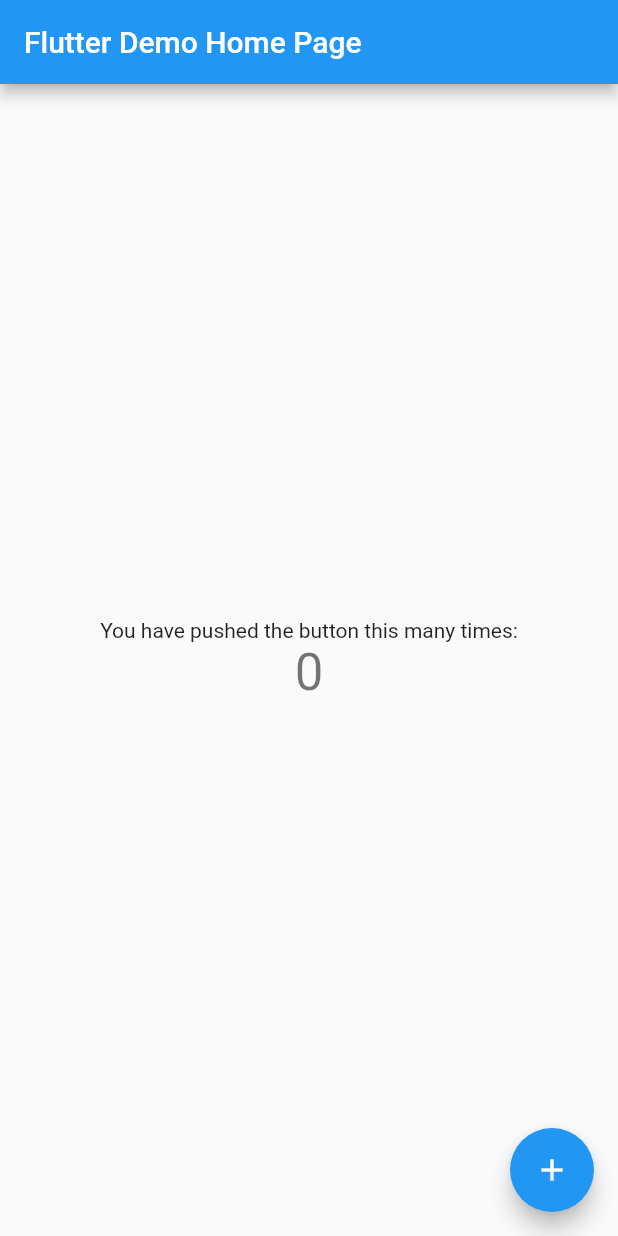
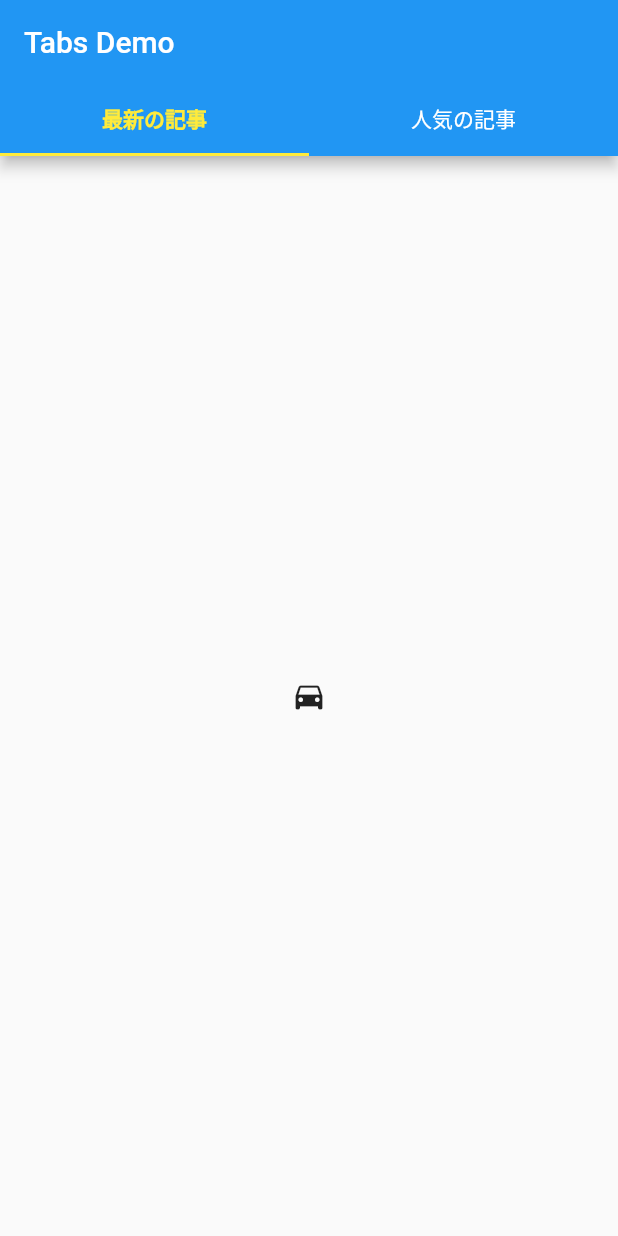
Before and after one commit to misaki-kawaguchi/flutter_playground, a Flutter app: the screen it shows after launch, on a phone screen of 412 x 824 dp. Run offline on Flutter 3.47's test engine with Material 2 defaults, Android fonts, the phone set to English and light mode, and no system bars.

Commit message:
tabbarを作成

```diff
--- a/tabbar/lib/main.dart
+++ b/tabbar/lib/main.dart
@@ -1,4 +1,5 @@
 import 'package:flutter/material.dart';
+import 'package:tabbar/pages/home.dart';
 
 void main() {
   runApp(const MyApp());
@@ -7,109 +8,14 @@ void main() {
 class MyApp extends StatelessWidget {
   const MyApp({Key? key}) : super(key: key);
 
-  // This widget is the root of your application.
   @override
   Widget build(BuildContext context) {
     return MaterialApp(
       title: 'Flutter Demo',
       theme: ThemeData(
-        // This is the theme of your application.
-        //
-        // Try running your application with "flutter run". You'll see the
-        // application has a blue toolbar. Then, without quitting the app, try
-        // changing the primarySwatch below to Colors.green and then invoke
-        // "hot reload" (press "r" in the console where you ran "flutter run",
-        // or simply save your changes to "hot reload" in a Flutter IDE).
-        // Notice that the counter didn't reset back to zero; the application
-        // is not restarted.
         primarySwatch: Colors.blue,
       ),
-      home: const MyHomePage(title: 'Flutter Demo Home Page'),
+      home: const HomePage(),
     );
   }
 }
-
-class MyHomePage extends StatefulWidget {
-  const MyHomePage({Key? key, required this.title}) : super(key: key);
-
-  // This widget is the home page of your application. It is stateful, meaning
-  // that it has a State object (defined below) that contains fields that affect
-  // how it looks.
-
-  // This class is the configuration for the state. It holds the values (in this
-  // case the title) provided by the parent (in this case the App widget) and
-  // used by the build method of the State. Fields in a Widget subclass are
-  // always marked "final".
-
-  final String title;
-
-  @override
-  State<MyHomePage> createState() => _MyHomePageState();
-}
-
-class _MyHomePageState extends State<MyHomePage> {
-  int _counter = 0;
-
-  void _incrementCounter() {
-    setState(() {
-      // This call to setState tells the Flutter framework that something has
-      // changed in this State, which causes it to rerun the build method below
-      // so that the display can reflect the updated values. If we changed
-      // _counter without calling setState(), then the build method would not be
-      // called again, and so nothing would appear to happen.
-      _counter++;
-    });
-  }
-
-  @override
-  Widget build(BuildContext context) {
-    // This method is rerun every time setState is called, for instance as done
-    // by the _incrementCounter method above.
-    //
-    // The Flutter framework has been optimized to make rerunning build methods
-    // fast, so that you can just rebuild anything that needs updating rather
-    // than having to individually change instances of widgets.
-    return Scaffold(
-      appBar: AppBar(
-        // Here we take the value from the MyHomePage object that was created by
-        // the App.build method, and use it to set our appbar title.
-        title: Text(widget.title),
-      ),
-      body: Center(
-        // Center is a layout widget. It takes a single child and positions it
-        // in the middle of the parent.
-        child: Column(
-          // Column is also a layout widget. It takes a list of children and
-          // arranges them vertically. By default, it sizes itself to fit its
-          // children horizontally, and tries to be as tall as its parent.
-          //
-          // Invoke "debug painting" (press "p" in the console, choose the
-          // "Toggle Debug Paint" action from the Flutter Inspector in Android
-          // Studio, or the "Toggle Debug Paint" command in Visual Studio Code)
-          // to see the wireframe for each widget.
-          //
-          // Column has various properties to control how it sizes itself and
-          // how it positions its children. Here we use mainAxisAlignment to
-          // center the children vertically; the main axis here is the vertical
-          // axis because Columns are vertical (the cross axis would be
-          // horizontal).
-          mainAxisAlignment: MainAxisAlignment.center,
-          children: <Widget>[
-            const Text(
-              'You have pushed the button this many times:',
-            ),
-            Text(
-              '$_counter',
-              style: Theme.of(context).textTheme.headline4,
-            ),
-          ],
-        ),
-      ),
-      floatingActionButton: FloatingActionButton(
-        onPressed: _incrementCounter,
-        tooltip: 'Increment',
-        child: const Icon(Icons.add),
-      ), // This trailing comma makes auto-formatting nicer for build methods.
-    );
-  }
-}
--- /dev/null
+++ b/tabbar/lib/pages/home.dart
@@ -0,0 +1,54 @@
+import 'package:flutter/material.dart';
+
+class HomePage extends StatelessWidget {
+  const HomePage({Key? key}) : super(key: key);
+
+  @override
+  Widget build(BuildContext context) {
+    return SafeArea(
+      child: DefaultTabController(
+        length: 2,
+        child: Scaffold(
+          appBar: AppBar(
+            title: const Text(
+              'Tabs Demo',
+            ),
+            bottom: const TabBar(
+              labelColor: Colors.yellow,
+              unselectedLabelColor: Colors.white,
+              labelStyle: TextStyle(
+                fontWeight: FontWeight.w600,
+              ),
+              unselectedLabelStyle: TextStyle(
+                fontWeight: FontWeight.normal,
+              ),
+              indicatorColor: Colors.yellow,
+              tabs: [
+                Tab(
+                  child: Text(
+                    "最新の記事",
+                  ),
+                ),
+                Tab(
+                  child: Text(
+                    "人気の記事",
+                  ),
+                ),
+              ],
+            ),
+          ),
+          body: const TabBarView(
+            children: [
+              Icon(
+                Icons.directions_car,
+              ),
+              Icon(
+                Icons.directions_bike,
+              ),
+            ],
+          ),
+        ),
+      ),
+    );
+  }
+}
--- a/tabbar/pubspec.yaml
+++ b/tabbar/pubspec.yaml
@@ -47,7 +47,7 @@ dev_dependencies:
   flutter_lints: ^1.0.0
 
 # For information on the generic Dart part of this file, see the
-# following page: https://dart.dev/tools/pub/pubspec
+# following pages: https://dart.dev/tools/pub/pubspec
 
 # The following section is specific to Flutter.
 flutter:
```
